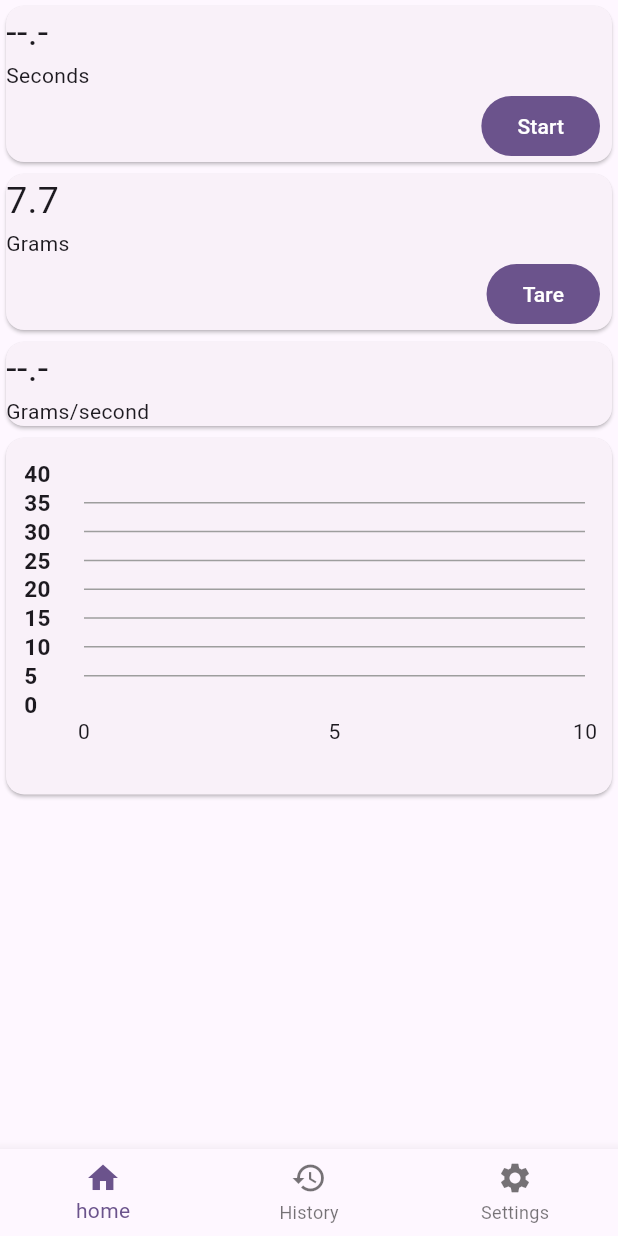
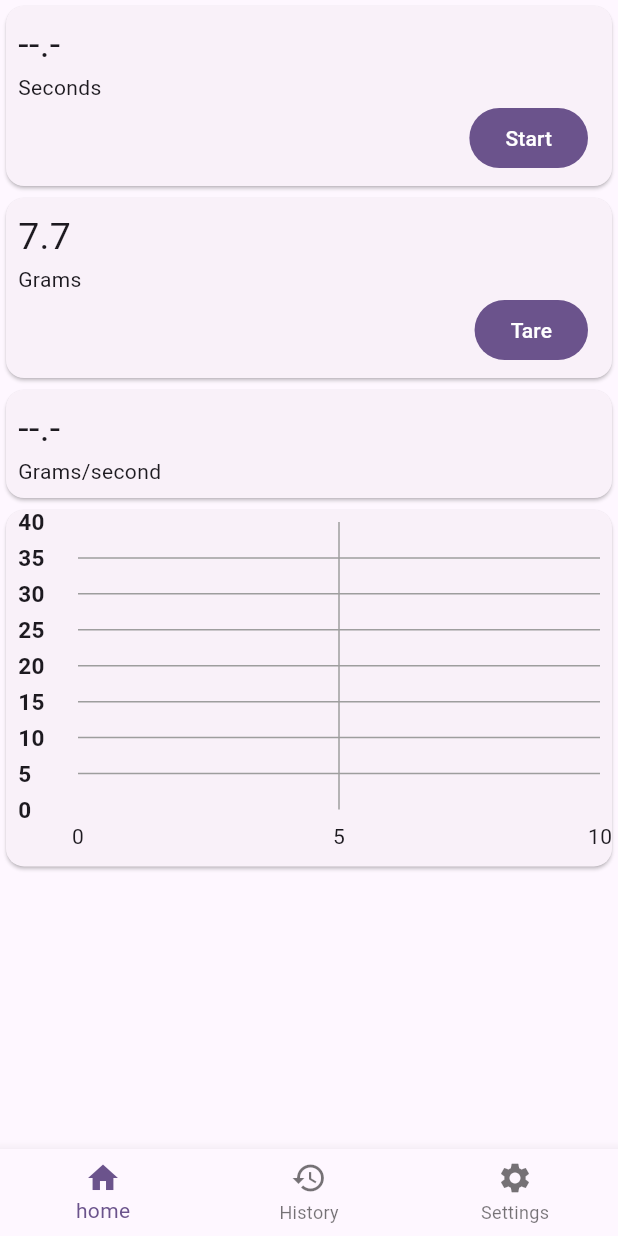
Before and after one commit to lazytesting/espresso-log, a Flutter app: the screen it shows after launch, on a phone screen of 412 x 824 dp. Run offline on Flutter 3.47's test engine with Material 3 defaults, Android fonts, the phone set to English and light mode, and no system bars; drawn by our look-alikes of fl_chart; our stand-ins replace flutter_bloc, flutter_blue_plus, get_it, go_router, rxdart.

Commit message:
small ui tweaks

```diff
--- a/lib/main.dart
+++ b/lib/main.dart
@@ -1,7 +1,6 @@
 import 'package:espresso_log/services/scale/abstract_scale_service.dart';
 import 'package:espresso_log/services/scale/mock_scale_service.dart';
 import 'package:espresso_log/router.dart';
-import 'package:espresso_log/services/scale/decent_scale_service.dart';
 import 'package:espresso_log/services/timer/abstract_timer_service.dart';
 import 'package:espresso_log/services/timer/timer_service.dart';
 import 'package:espresso_log/ui/home/current-weight/current_weight_cubit.dart';
@@ -33,6 +32,14 @@ void main() {
 class MyApp extends StatelessWidget {
   const MyApp({super.key});
 
+  ThemeData _getTheme() {
+    var baseTheme = ThemeData.from(
+        colorScheme: ColorScheme.fromSeed(
+            seedColor: const Color.fromARGB(255, 84, 48, 134)));
+
+    return baseTheme;
+  }
+
   // This widget is the root of your application.
   @override
   Widget build(BuildContext context) {
@@ -41,9 +48,7 @@ class MyApp extends StatelessWidget {
         builder: (BuildContext context, AsyncSnapshot snapshot) {
           if (snapshot.hasData) {
             return MaterialApp.router(
-              theme: ThemeData.from(
-                  colorScheme: ColorScheme.fromSeed(
-                      seedColor: const Color.fromARGB(255, 84, 48, 134))),
+              theme: _getTheme(),
               routerConfig: AppRouter().router,
             );
           } else {
--- a/lib/ui/home/current-weight/current_weight_widget.dart
+++ b/lib/ui/home/current-weight/current_weight_widget.dart
@@ -15,8 +15,10 @@ class CurrentWeightWidget extends StatelessWidget {
         }
 
         return Center(
-          child: Card(
-            clipBehavior: Clip.hardEdge,
+            child: Card(
+          clipBehavior: Clip.hardEdge,
+          child: Padding(
+            padding: EdgeInsets.all(8.0),
             child: Column(
               mainAxisSize: MainAxisSize.min,
               children: <Widget>[
@@ -43,7 +45,7 @@ class CurrentWeightWidget extends StatelessWidget {
               ],
             ),
           ),
-        );
+        ));
       },
     );
   }
--- a/lib/ui/home/timer/timer_widget.dart
+++ b/lib/ui/home/timer/timer_widget.dart
@@ -35,8 +35,10 @@ class TimerWidget extends StatelessWidget {
         }
 
         return Center(
-          child: Card(
-            clipBehavior: Clip.hardEdge,
+            child: Card(
+          clipBehavior: Clip.hardEdge,
+          child: Padding(
+            padding: EdgeInsets.all(8.0),
             child: Column(
               mainAxisSize: MainAxisSize.min,
               children: <Widget>[
@@ -58,7 +60,7 @@ class TimerWidget extends StatelessWidget {
               ],
             ),
           ),
-        );
+        ));
       },
     );
   }
--- a/lib/ui/home/weight-change/weight_change_widget.dart
+++ b/lib/ui/home/weight-change/weight_change_widget.dart
@@ -15,8 +15,10 @@ class WeightChangeWidget extends StatelessWidget {
         }
 
         return Center(
-          child: Card(
-            clipBehavior: Clip.hardEdge,
+            child: Card(
+          clipBehavior: Clip.hardEdge,
+          child: Padding(
+            padding: EdgeInsets.all(8.0),
             child: Column(
               mainAxisSize: MainAxisSize.min,
               children: <Widget>[
@@ -30,7 +32,7 @@ class WeightChangeWidget extends StatelessWidget {
               ],
             ),
           ),
-        );
+        ));
       },
     );
   }
--- a/lib/ui/home/weight_graph/weight_graph_widget.dart
+++ b/lib/ui/home/weight_graph/weight_graph_widget.dart
@@ -58,18 +58,13 @@ class WeightGraphWidget extends StatelessWidget {
           child: AspectRatio(
             aspectRatio: 1.70,
             child: Padding(
-              padding: const EdgeInsets.only(
-                right: 18,
-                left: 12,
-                top: 24,
-                bottom: 30,
-              ),
+              padding: EdgeInsets.all(8.0),
               child: LineChart(LineChartData(
                 gridData: FlGridData(
                   show: true,
                   drawVerticalLine: true,
                   horizontalInterval: 5,
-                  verticalInterval: 5,
+                  verticalInterval: 5000,
                   getDrawingHorizontalLine: (value) {
                     return const FlLine(
                       color: Colors.grey,
```
